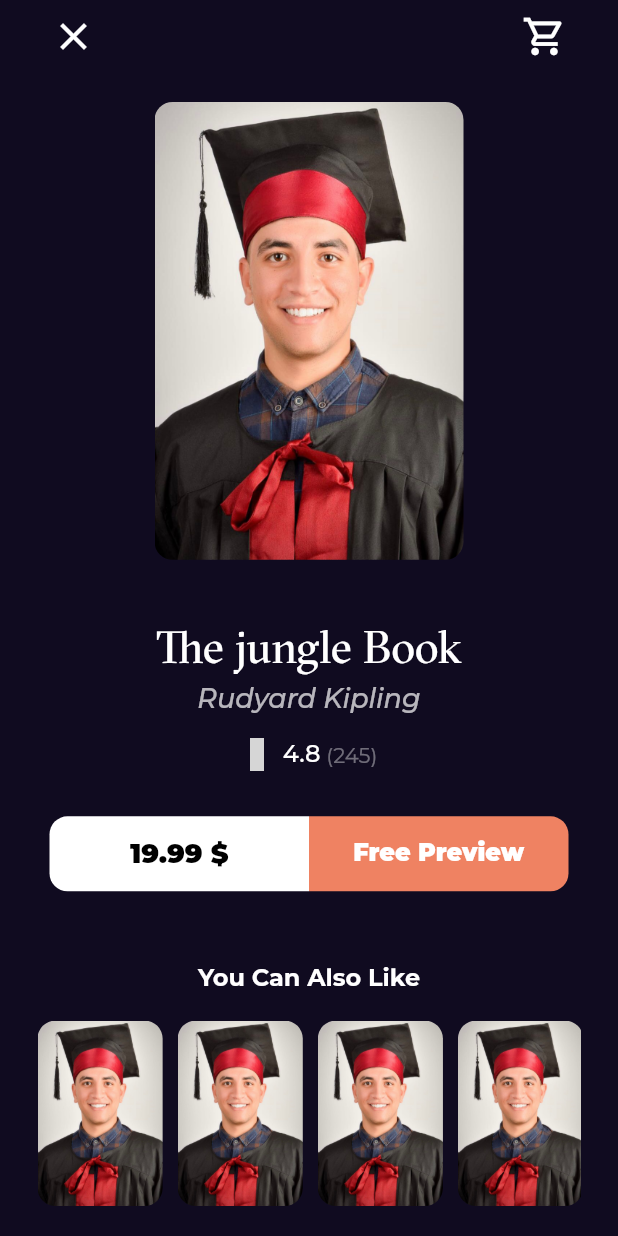
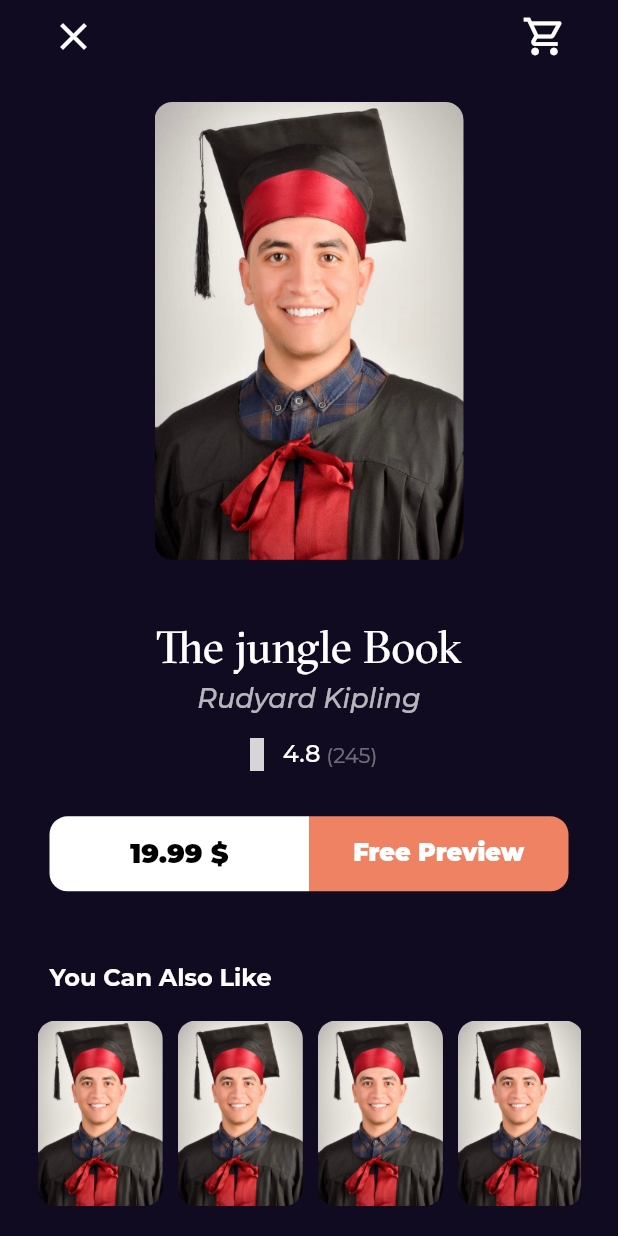
Before and after one commit to maherr99/bookly_app, a Flutter app: the BookDetailsView screen opened by its route, after a tap on the "close" icon, on a phone screen of 412 x 824 dp. Run offline on Flutter 3.47's test engine with Material 2 defaults, Android fonts, the phone set to English and light mode, and no system bars; our stand-ins replace get, go_router, google_fonts; missing offline and left inert: font_awesome_icon_class; grey boxes are pictures that could not be loaded.

Commit message:
finish ui done

```diff
--- a/lib/feature/home/pressention/view/widget/widget_book_details_view/book_detials_section2.dart
+++ b/lib/feature/home/pressention/view/widget/widget_book_details_view/book_detials_section2.dart
@@ -9,6 +9,7 @@ class BookDetialsSection2 extends StatelessWidget {
   @override
   Widget build(BuildContext context) {
     return Column(
+      crossAxisAlignment: CrossAxisAlignment.start,
       children: [
         Padding(
           padding: const EdgeInsets.symmetric(horizontal: 8),
--- a/lib/feature/home/pressention/view/widget/widget_book_details_view/custom _ appbar_bookdetails.dart
+++ b/lib/feature/home/pressention/view/widget/widget_book_details_view/custom _ appbar_bookdetails.dart
@@ -1,4 +1,5 @@
 import 'package:flutter/material.dart';
+import 'package:go_router/go_router.dart';
 
 class CustomAppBarBookDetails extends StatelessWidget {
   const CustomAppBarBookDetails({super.key});
@@ -9,7 +10,9 @@ class CustomAppBarBookDetails extends StatelessWidget {
       mainAxisAlignment: MainAxisAlignment.spaceBetween,
       children: [
         IconButton(
-          onPressed: () {},
+          onPressed: () {
+            GoRouter.of(context).pop(context);
+          },
           icon: const Icon(
             Icons.close,
             size: 30,
--- a/lib/feature/search/pressentation/view/widget/custom_textfield.dart
+++ b/lib/feature/search/pressentation/view/widget/custom_textfield.dart
@@ -6,6 +6,7 @@ class CustomTextField extends StatelessWidget {
   @override
   Widget build(BuildContext context) {
     return TextField(
+      cursorColor: Colors.white,
       decoration: InputDecoration(
         hintText: 'Search ',
         suffixIcon: const Icon(
```
